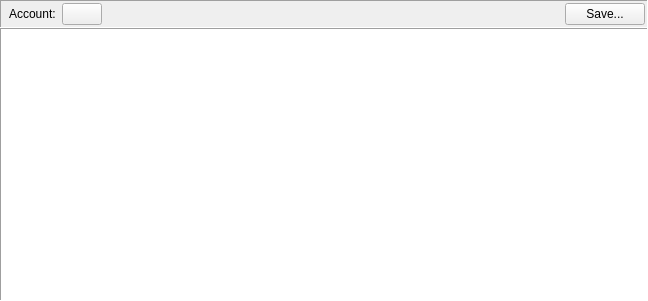
First picture: the form in jal/ui/reports/profit_loss_report.ui, repository titov-vv/jal, before the edit.
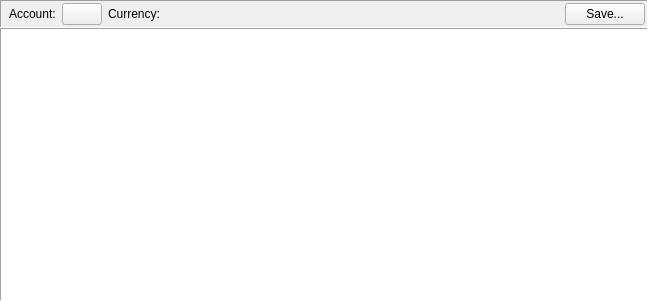
Second picture: the form after the edit. Custom widgets are drawn as their Qt base class.

Commit message: P&L report: optimized currency display

Diff of the .ui file:
```diff
--- a/jal/ui/reports/profit_loss_report.ui
+++ b/jal/ui/reports/profit_loss_report.ui
@@ -70,6 +70,13 @@
       <item>
        <widget class="AccountButton" name="ReportAccountBtn"/>
       </item>
+      <item>
+       <widget class="QLabel" name="CurrencyLbl">
+        <property name="text">
+         <string>Currency: </string>
+        </property>
+       </widget>
+      </item>
       <item>
        <spacer name="ReportFrameSpacer">
         <property name="orientation">
```
The commit also changes 4 other files.
